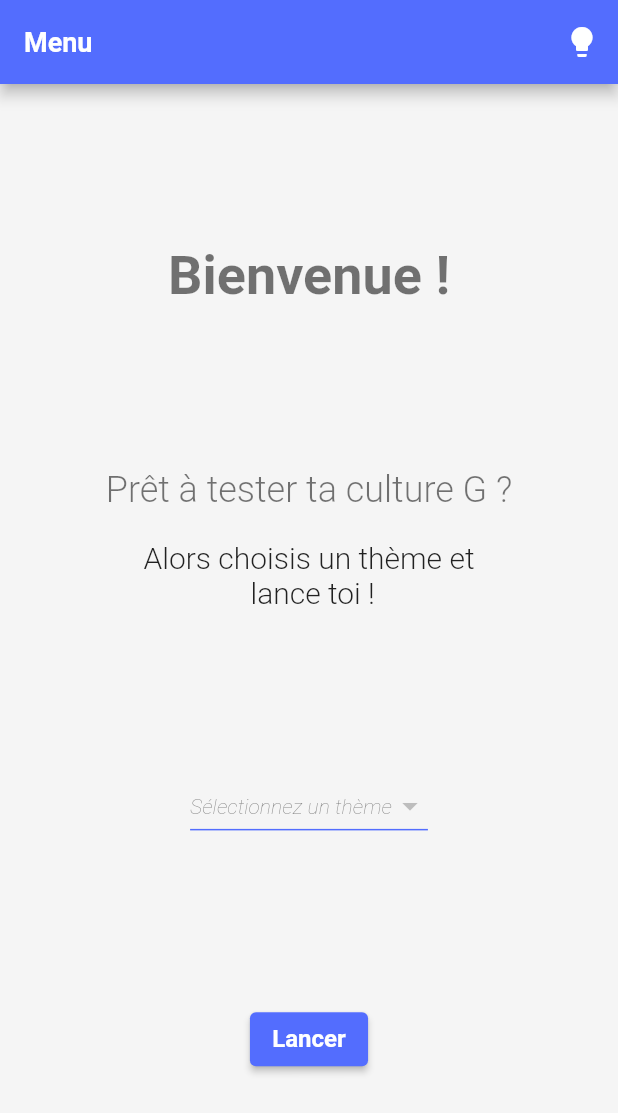
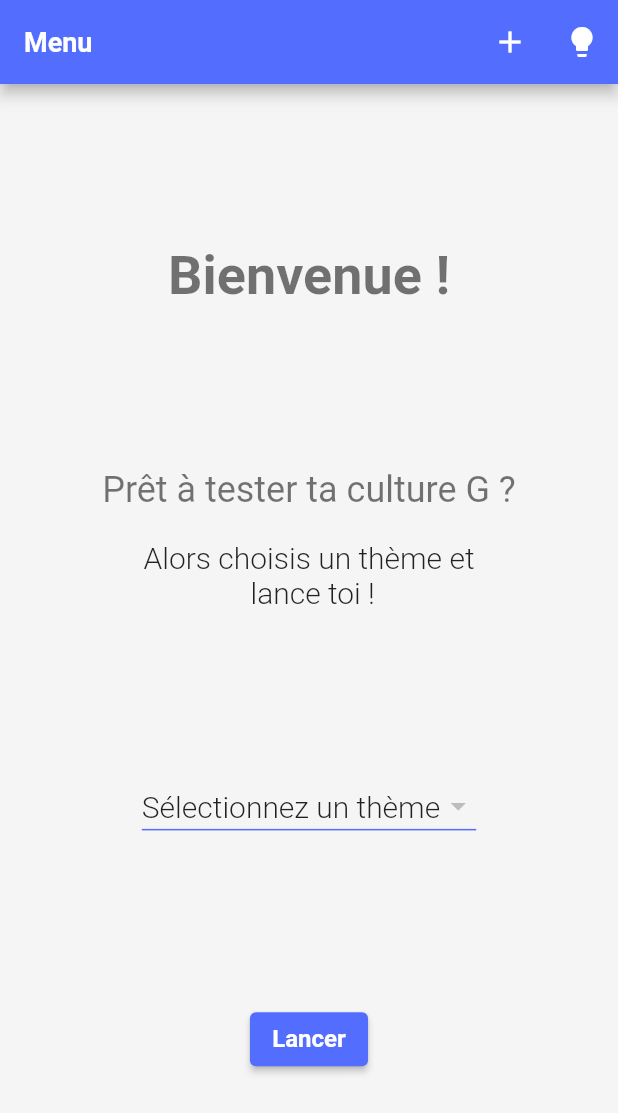
Before and after one commit to DocAmaroo/QuizzApp, a Flutter app: the screen it shows after launch, on a phone screen of 412 x 824 dp. Shown: the top 1113 px of the screen. Run offline on Flutter 3.47's test engine with Material 2 defaults, Android fonts, the phone set to English and light mode, and no system bars; our stand-ins replace bloc, cloud_firestore, firebase_core, flutter_bloc; accounts and stored records are empty.

Commit message:
✨ feat: refont theme and question addition done!

```diff
--- a/lib/app.dart
+++ b/lib/app.dart
@@ -3,6 +3,7 @@ import 'package:flutter_bloc/flutter_bloc.dart';
 import 'package:provider/provider.dart';
 import 'package:quizz/bloc/quizz_bloc.dart';
 import 'package:quizz/presentations/screens/add_question_page.dart';
+import 'package:quizz/presentations/screens/add_theme_page.dart';
 import 'package:quizz/presentations/screens/home_page.dart';
 import 'package:quizz/presentations/screens/quizz_page.dart';
 import 'package:quizz/presentations/screens/result_page.dart';
@@ -30,6 +31,7 @@ class MyApp extends StatelessWidget {
               routes: {
                 '/': (context) => HomePage(title: 'Menu', theme: theme),
                 '/quizz': (context) => QuizzPage(theme: theme),
+                '/addTheme': (context) => const AddTheme(),
                 '/addQuestion': (context) => const AddQuestion()
               },
             ),
--- a/lib/bloc/quizz_bloc.dart
+++ b/lib/bloc/quizz_bloc.dart
@@ -7,13 +7,13 @@ part 'quizz_event.dart';
 part 'quizz_state.dart';
 
 class QuizzBloc extends Bloc<QuizzEvent, QuizzState> {
-  String currTheme = '';
+  String currThemeId = '';
   int nbPoints = 0;
   int correct = 0;
   int incorrect = 0;
   int currIndex = 0;
 
-  String get getTheme => currTheme;
+  String get getThemeId => currThemeId;
   int get getNbPoints => nbPoints;
   int get getNbCorrect => correct;
   int get getNbIncorrect => incorrect;
@@ -27,7 +27,7 @@ class QuizzBloc extends Bloc<QuizzEvent, QuizzState> {
 
   void _loadQuizz(LoadQuizz event, Emitter<QuizzState> emit) async {
     emit(LoadingQuizzState());
-    currTheme = event.theme;
+    currThemeId = event.themeId;
     currIndex = 0;
     nbPoints = 0;
     correct = 0;
@@ -58,6 +58,6 @@ class QuizzBloc extends Bloc<QuizzEvent, QuizzState> {
   }
 
   void _onRestart(QuizzRestart event, Emitter<QuizzState> emit) {
-    add(LoadQuizz(theme: currTheme));
+    add(LoadQuizz(themeId: currThemeId));
   }
 }
--- a/lib/bloc/quizz_event.dart
+++ b/lib/bloc/quizz_event.dart
@@ -5,9 +5,9 @@ abstract class QuizzEvent {}
 class WaitingQuizzThemeEvent extends QuizzEvent {}
 
 class LoadQuizz extends QuizzEvent {
-  final String theme;
+  final String themeId;
 
-  LoadQuizz({required this.theme});
+  LoadQuizz({required this.themeId});
 
   @override
   String toString() => '[EVENT] Load quizz data';
--- a/lib/data/models/question.dart
+++ b/lib/data/models/question.dart
@@ -1,13 +1,13 @@
 import 'package:cloud_firestore/cloud_firestore.dart';
 
 class QuestionModel {
-  String? id;
+  String id;
   String question;
   bool answer;
   String imageURL;
 
   QuestionModel(
-      {this.id,
+      {required this.id,
       required this.question,
       required this.answer,
       required this.imageURL});
--- /dev/null
+++ b/lib/data/models/theme.dart
@@ -0,0 +1,33 @@
+import 'package:cloud_firestore/cloud_firestore.dart';
+
+class ThemeModel {
+  String id;
+  String theme;
+  String description;
+
+  ThemeModel(
+      {required this.id, required this.theme, required this.description});
+
+  get getTheme => theme;
+  get getDescription => description;
+
+  Map<String, dynamic> toMap() {
+    return {
+      'id': id,
+      'theme': theme,
+      'description': description,
+    };
+  }
+
+  factory ThemeModel.fromMap(Map<String, dynamic> map) {
+    return ThemeModel(
+        id: map['id'], theme: map['theme'], description: map['description']);
+  }
+
+  factory ThemeModel.fromQueryDocumentSnapshot(QueryDocumentSnapshot snapshot) {
+    final data = snapshot.data() as Map<String, dynamic>;
+    final id = snapshot.id;
+    data['id'] = id;
+    return ThemeModel.fromMap(data);
+  }
+}
--- a/lib/data/services/quizz_services.dart
+++ b/lib/data/services/quizz_services.dart
@@ -1,30 +1,34 @@
 import 'package:cloud_firestore/cloud_firestore.dart';
 
 class QuizzServices {
-  final _questionCollection =
-      FirebaseFirestore.instance.collection('questions');
+  final _quizzCollection = FirebaseFirestore.instance.collection('quizz');
 
   QuizzServices();
 
-  get questionCollection => _questionCollection;
+  get quizzCollection => _quizzCollection;
 
-  Stream<QuerySnapshot> questionSnapshotsByTheme(String theme) {
-    return _questionCollection.where('theme', isEqualTo: theme).snapshots();
+  Stream<QuerySnapshot> getQuestionsSnapshotByThemeId(String themeId) {
+    return _quizzCollection.doc(themeId).collection('questions').snapshots();
   }
 
-  get questionSnapshots => _questionCollection.snapshots();
+  Future<void> addTheme(String theme, String description) {
+    return _quizzCollection
+        .add({'theme': theme, 'description': description})
+        .then((value) => print('Theme saved!'))
+        .catchError((error) => print('Failed to save question: $error'));
+  }
 
   Future<void> addQuestion(
-      String question, String answer, String imageURL, String theme) {
+      String question, String answer, String imageURL, String themeId) {
     const defaultImage =
         'https://st.depositphotos.com/1654249/2526/i/600/depositphotos_25269357-stock-photo-3d-man-with-red-question.jpg';
-    final questionCollection = _questionCollection;
+    final questionCollection =
+        _quizzCollection.doc(themeId).collection('questions');
     return questionCollection
         .add({
           'question': question,
           'answer': answer == 'true' ? true : false,
-          'imageURL': imageURL.isEmpty ? defaultImage : imageURL,
-          'theme': theme
+          'imageURL': imageURL.isEmpty ? defaultImage : imageURL
         })
         .then((value) => print('Question saved!'))
         .catchError((error) => print('Failed to save question: $error'));
--- a/lib/presentations/screens/home_page.dart
+++ b/lib/presentations/screens/home_page.dart
@@ -3,6 +3,7 @@ import 'package:flutter/material.dart';
 import 'package:flutter/painting.dart';
 import 'package:flutter_bloc/flutter_bloc.dart';
 import 'package:quizz/bloc/quizz_bloc.dart';
+import 'package:quizz/data/models/theme.dart';
 import 'package:quizz/data/services/quizz_services.dart';
 import 'package:quizz/utils/app_colors.dart';
 import 'package:quizz/utils/theme/app_theme.dart';
@@ -21,9 +22,12 @@ class HomePage extends StatefulWidget {
 class _HomePageState extends State<HomePage> {
   final _quizzServices = QuizzServices();
   String? _dropdownThemeValue;
+  int? _dropDownThemeIndex;
 
   @override
   Widget build(BuildContext context) {
+    late List<ThemeModel> allThemes;
+
     return Scaffold(
       appBar: AppBar(title: Text(widget.title), actions: _getAppBarActions()),
       body: SafeArea(
@@ -47,7 +51,7 @@ class _HomePageState extends State<HomePage> {
                         style: Theme.of(context).textTheme.headline5),
                   ]),
               StreamBuilder<QuerySnapshot>(
-                stream: _quizzServices.questionSnapshots,
+                stream: _quizzServices.quizzCollection.snapshots(),
                 builder: (BuildContext context,
                     AsyncSnapshot<QuerySnapshot> snapshot) {
                   if (snapshot.hasError) {
@@ -65,8 +69,12 @@ class _HomePageState extends State<HomePage> {
                     return Text('No theme!',
                         style: Theme.of(context).textTheme.headline2);
                   } else {
-                    List allThemes = snapshot.data!.docs
-                        .map((data) => data['theme'])
+                    allThemes = snapshot.data!.docs
+                        .map((e) => ThemeModel.fromQueryDocumentSnapshot(e))
+                        .toList();
+
+                    final themes = allThemes
+                        .map((theme) => theme.theme)
                         .map((e) => (Utils.capitalize(e)))
                         .toSet()
                         .toList();
@@ -76,17 +84,22 @@ class _HomePageState extends State<HomePage> {
                           height: 1,
                           color: Theme.of(context).primaryColor,
                         ),
-                        hint: const Text('Sélectionnez un thème'),
+                        hint: Text(
+                          'Sélectionnez un thème',
+                          style: Theme.of(context).textTheme.headline5,
+                        ),
                         value: _dropdownThemeValue,
-                        items: allThemes.map((value) {
+                        items: themes.map((value) {
                           return DropdownMenuItem<String>(
                             value: value,
-                            child: Text(value),
+                            child: Text(value,
+                                style: Theme.of(context).textTheme.headline5),
                           );
                         }).toList(),
                         onChanged: (String? value) {
                           setState(() {
                             _dropdownThemeValue = value!;
+                            _dropDownThemeIndex = themes.indexOf(value);
                           });
                         });
                   }
@@ -102,8 +115,9 @@ class _HomePageState extends State<HomePage> {
                           duration: const Duration(seconds: 2),
                           content: const Text('Aucun thème sélectionné.')));
                     } else {
-                      BlocProvider.of<QuizzBloc>(context).add(
-                          LoadQuizz(theme: _dropdownThemeValue!.toLowerCase()));
+                      String themeId = allThemes[_dropDownThemeIndex!].id;
+                      BlocProvider.of<QuizzBloc>(context)
+                          .add(LoadQuizz(themeId: themeId));
                       Navigator.pushNamed(context, '/quizz');
                     }
                   },
@@ -121,6 +135,13 @@ class _HomePageState extends State<HomePage> {
 
   List<Widget> _getAppBarActions() {
     return [
+      IconButton(
+        icon: const Icon(Icons.add),
+        tooltip: 'Add new theùe',
+        onPressed: () {
+          Navigator.pushNamed(context, '/addTheme');
+        },
+      ),
       if (widget.theme != null)
         IconButton(
             icon: Icon(widget.theme!.icon),
--- a/lib/utils/theme/app_theme_dark.dart
+++ b/lib/utils/theme/app_theme_dark.dart
@@ -30,7 +30,7 @@ class AppDarkTheme {
           headline4: TextStyle(
               color: AppColors.textLightGrey,
               fontSize: 24,
-              fontWeight: FontWeight.w300),
+              fontWeight: FontWeight.w400),
           headline5: TextStyle(
               color: AppColors.textLightGrey,
               fontSize: 20,
@@ -39,10 +39,7 @@ class AppDarkTheme {
               color: AppColors.textLightGrey,
               fontSize: 16,
               fontWeight: FontWeight.w300),
-          subtitle1: const TextStyle(
-              fontSize: 14,
-              fontWeight: FontWeight.w200,
-              fontStyle: FontStyle.italic),
+          subtitle1: const TextStyle(fontSize: 14, fontWeight: FontWeight.w300),
           subtitle2: const TextStyle(
               fontSize: 12,
               fontWeight: FontWeight.w100,
--- a/lib/utils/theme/app_theme_light.dart
+++ b/lib/utils/theme/app_theme_light.dart
@@ -20,13 +20,10 @@ class AppLightTheme {
           headline1: const TextStyle(fontSize: 36, fontWeight: FontWeight.bold),
           headline2: const TextStyle(fontSize: 32, fontWeight: FontWeight.w700),
           headline3: const TextStyle(fontSize: 28, fontWeight: FontWeight.w500),
-          headline4: const TextStyle(fontSize: 24, fontWeight: FontWeight.w300),
+          headline4: const TextStyle(fontSize: 24, fontWeight: FontWeight.w400),
           headline5: const TextStyle(fontSize: 20, fontWeight: FontWeight.w300),
           headline6: const TextStyle(fontSize: 16, fontWeight: FontWeight.w300),
-          subtitle1: const TextStyle(
-              fontSize: 14,
-              fontWeight: FontWeight.w200,
-              fontStyle: FontStyle.italic),
+          subtitle1: const TextStyle(fontSize: 14, fontWeight: FontWeight.w300),
           subtitle2: const TextStyle(
               fontSize: 12,
               fontWeight: FontWeight.w100,
@@ -43,6 +40,9 @@ class AppLightTheme {
 
   AppBarTheme _lightAppBarTheme() {
     return AppBarTheme(
+        iconTheme: IconThemeData(
+          color: AppColors.white, //change your color here
+        ),
         systemOverlayStyle: SystemUiOverlayStyle.light,
         backgroundColor: AppColors.primaryColor,
         actionsIconTheme: ligthIconTheme,
```
Also changed, not shown: lib/presentations/screens/add_question_page.dart (+9 -20 lines), lib/presentations/screens/add_theme_page.dart (added, +53 -0 lines), lib/presentations/screens/quizz_page.dart (+8 -3 lines), lib/presentations/screens/result_page.dart (+9 -14 lines).
